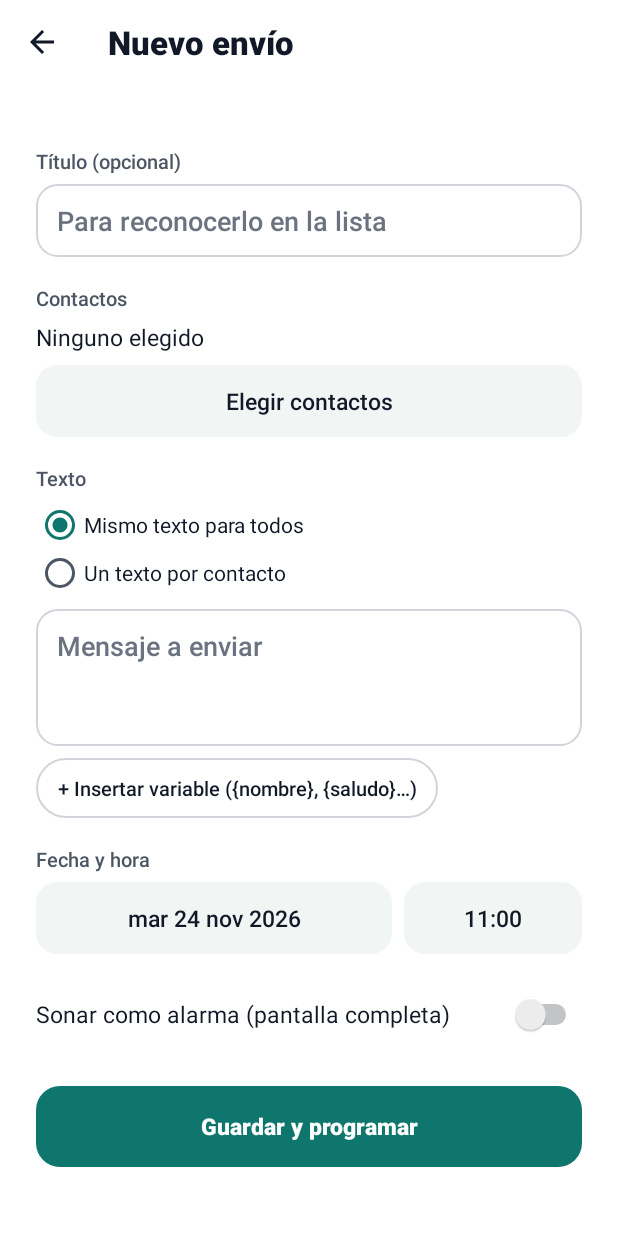
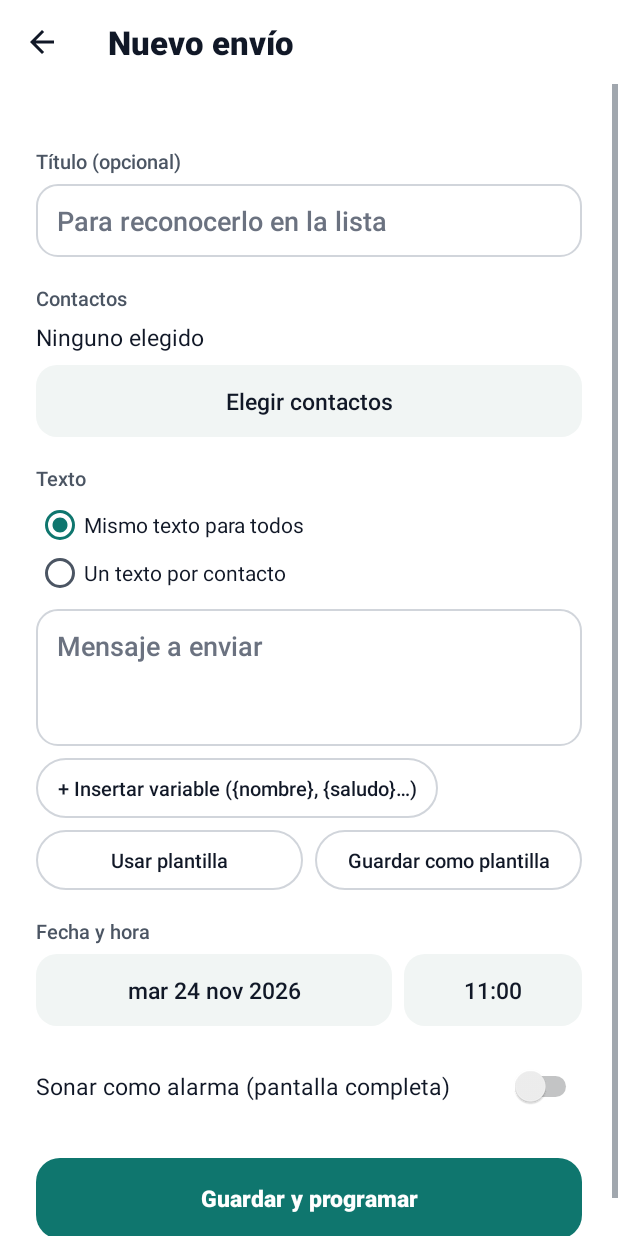
Before and after one commit to luchorcompartidos/mensajes, an Android app: the EditarActivity screen opened directly, with no data from a screen before it, on a phone screen of 412 x 824 dp. Run offline under Robolectric (Android 15) with nearby library versions, the phone set to English and light mode, and no system bars.

Commit message:
Etapa 0.8 parte B: Usar plantilla (reemplazar, agregar o en todos los contactos) y Guardar como plantilla en la edición del envío [patch]
Co-Authored-By: Claude Opus 5.5 <noreply@anthropic.com>
Claude-Session: https://claude.ai/code/session_01X9Q5DS2LbrtVau5F4Ggd5N

```diff
--- a/app/src/main/res/layout/activity_editar.xml
+++ b/app/src/main/res/layout/activity_editar.xml
@@ -99,6 +99,30 @@
             android:layout_marginTop="8dp"
             android:text="+ Insertar variable ({nombre}, {saludo}…)" />
 
+        <LinearLayout
+            android:layout_width="match_parent"
+            android:layout_height="wrap_content"
+            android:layout_marginTop="8dp"
+            android:orientation="horizontal">
+
+            <Button
+                android:id="@+id/btnUsarPlantilla"
+                style="@style/Boton.Chip"
+                android:layout_width="0dp"
+                android:layout_height="wrap_content"
+                android:layout_weight="1"
+                android:text="Usar plantilla" />
+
+            <Button
+                android:id="@+id/btnGuardarPlantilla"
+                style="@style/Boton.Chip"
+                android:layout_width="0dp"
+                android:layout_height="wrap_content"
+                android:layout_marginStart="8dp"
+                android:layout_weight="1"
+                android:text="Guardar como plantilla" />
+        </LinearLayout>
+
         <TextView
             android:id="@+id/txtVista"
             android:layout_width="match_parent"
```
Also changed, not shown: app/src/main/java/com/mismensajes/app/EditarActivity.kt (+69 -0 lines), app/src/main/java/com/mismensajes/app/Plantillas.kt (+39 -3 lines), 1 other file.
